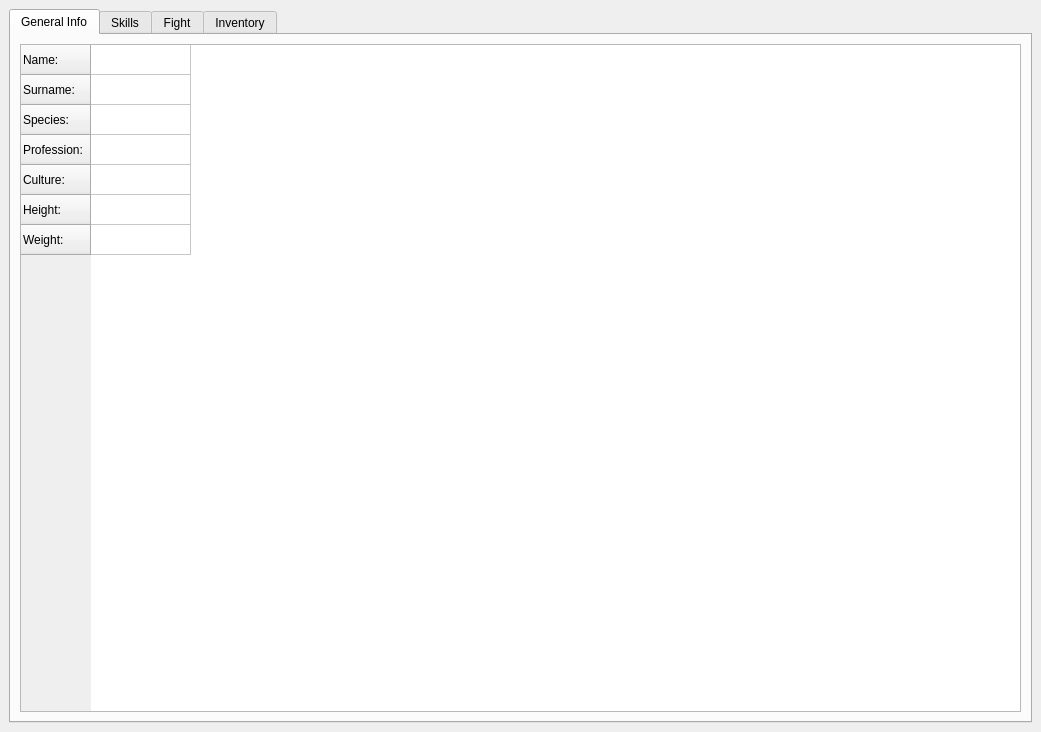
Qt form C++Project/GM-Companion/characterpage.ui (PhilInTheGaps/GM-Companion) before a commit.
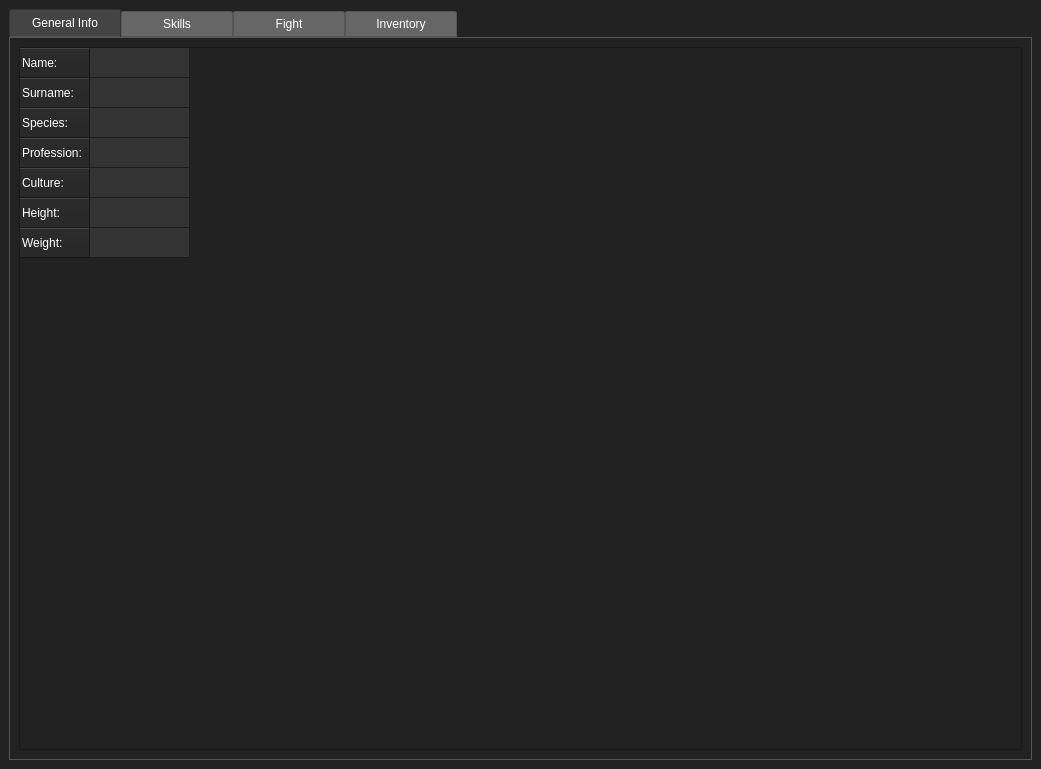
The same form after that commit.

```diff
--- a/C++Project/GM-Companion/characterpage.ui
+++ b/C++Project/GM-Companion/characterpage.ui
@@ -13,6 +13,216 @@
   <property name="windowTitle">
    <string>StackedWidget</string>
   </property>
+  <property name="styleSheet">
+   <string notr="true">QWidget {
+	background-color: #222222;
+	color: rgb(255, 255, 255);
+}
+
+QMenuBar{
+background-color: rgb(102, 102, 102);
+}
+
+QMenuBar::item {
+    spacing: 10px;
+	padding: 4px;
+    background: transparent;
+    border-radius: 2px;
+}
+
+QMenuBar::item:selected {
+    background: #444444;
+}
+
+QMenuBar::item:hover:!pressed {
+    background: #555555;
+}
+
+QMenuBar::item:pressed {
+    background: #333333;
+}
+
+QMenu {
+    background-color: #666666;
+}
+
+QMenu::item {
+    background-color: transparent;
+}
+
+QMenu::item:selected {
+    background-color: #333333;
+}
+
+QPushButton{
+background-color: rgb(102, 102, 102);
+border: 1px;
+padding: 5px;
+min-width: 40px;
+min-height: 30px;
+}
+
+QPushButton:pressed{
+background-color: rgb(51, 51, 51);
+}
+
+QPushButton:disabled {
+	background-color: #111111;
+}
+
+QPushButton:hover:!pressed{
+background-color: rgb(85, 85, 85);
+}
+
+QSlider::groove:horizontal {
+    border: transparent;
+	height: 10px;
+	background-color: rgb(102, 102, 102);
+    margin: 5px 0;
+}
+
+QSlider::handle:horizontal {
+    background: white;
+    border: transparent;
+    width: 15px;
+    margin: -3px 0;
+    border-radius: 3px;
+}
+
+QProgressBar {
+    border: 2px solid grey;
+	background-color: rgb(102, 102, 102);
+    border-radius: 0px;
+	text-align: center;
+}
+
+QProgressBar::chunk {
+    background-color: #222222;
+    width: 1px;
+}
+
+QTabWidget::pane { /* The tab widget frame */
+    border: 1px solid #555555;
+}
+
+QTabWidget::tab-bar {
+    left: 0px;
+}
+
+QTabBar::tab {
+	background-color: rgb(102, 102, 102);
+    border: 1px solid #555555;
+    border-top-left-radius: 2px;
+    border-top-right-radius: 2px;
+    min-width: 100px;
+    padding: 5px;
+}
+
+QTabBar::tab:selected, QTabBar::tab:hover {
+    background: #555555;
+}
+
+QTabBar::tab:selected {
+    border-color: #333333;
+    border-bottom-color: #555555; /* same as pane color */
+	background-color: rgb(68, 68, 68);
+}
+
+QTabBar::tab:!selected {
+    margin-top: 2px; /* make non-selected tabs look smaller */
+}
+
+QToolBox::tab {
+background-color: rgb(102, 102, 102);
+    border-radius: 1px;
+}
+
+QToolBox::tab:hover:!pressed {
+background-color: rgb(85, 85, 85);
+}
+
+QToolBox::tab:!pressed {
+background-color: rgb(51, 51, 51);
+}
+
+QToolBox::tab:selected { 
+    font: italic, bold;
+}
+
+QTableView{
+selection-background-color: rgb(68, 68, 68);
+}
+
+QTableView QTableCornerButton::section {
+background-color: rgb(34, 34, 34);
+}
+
+QTableView::item {
+   /* border: 5px solid rgba(68, 119, 170, 150);*/
+	
+	background-color: #333333;
+}
+
+QTableView::item:selected {
+	background-color: #777777;
+}
+
+QTableView, QHeaderView::section {    
+	background-color: rgb(34, 34, 34);
+}
+
+QScrollBar:horizontal {
+    border: 2px solid #222222;
+    background-color: #333333;
+    height: 15px;
+    margin: 0px 20px 0 20px;
+}
+QScrollBar::handle:horizontal {
+    background-color: #222222;
+    min-width: 20px;
+}
+QScrollBar::add-line:horizontal {
+    border: 2px solid #444444;
+    background: #222222;
+    width: 20px;
+    subcontrol-position: right;
+    subcontrol-origin: margin;
+}
+
+QScrollBar::sub-line:horizontal {
+    border: 2px solid #444444;
+    background: #222222;
+    width: 20px;
+    subcontrol-position: left;
+    subcontrol-origin: margin;
+}
+
+QScrollBar:vertical {
+    border: 2px solid #222222;
+    background-color: #333333;
+    width: 15px;
+    margin: 20px 0px 20 0px;
+}
+QScrollBar::handle:vertical {
+    background-color: #222222;
+    min-height: 20px;
+}
+QScrollBar::add-line:vertical {
+    border: 2px solid #444444;
+    background: #222222;
+    height: 20px;
+    subcontrol-position: bottom;
+    subcontrol-origin: margin;
+}
+
+QScrollBar::sub-line:vertical {
+    border: 2px solid #444444;
+    background: #222222;
+    height: 20px;
+    subcontrol-position: top;
+    subcontrol-origin: margin;
+}</string>
+  </property>
   <property name="currentIndex">
    <number>0</number>
   </property>
```
